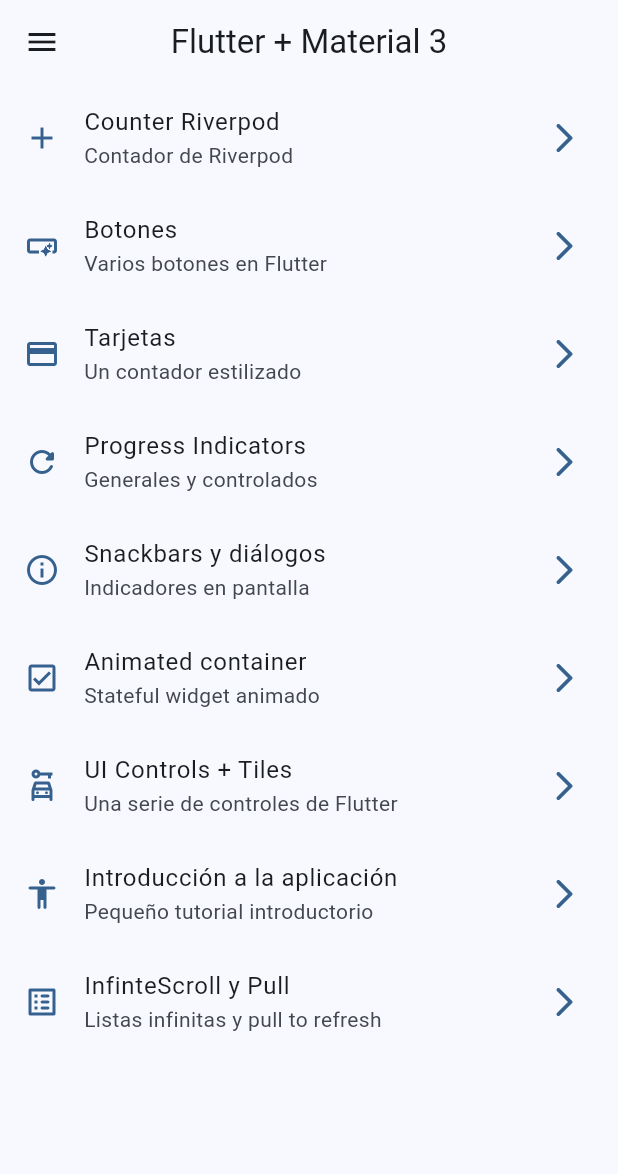
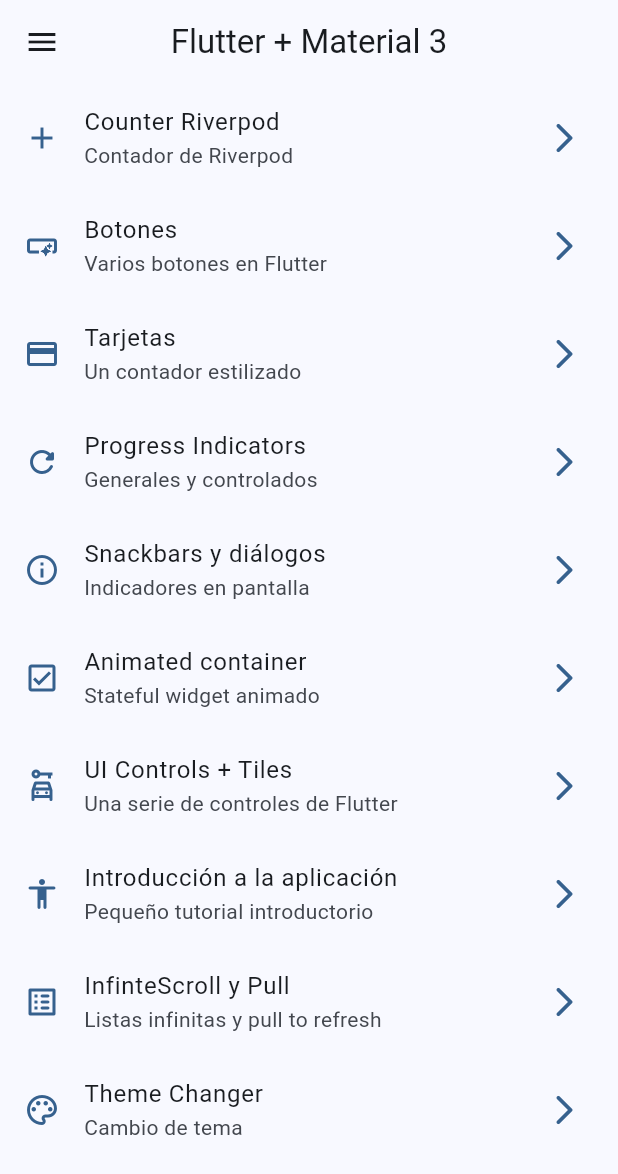
Before and after one commit to Corix5/widgets_app_flutter, a Flutter app: the screen it shows after launch, on a phone screen of 412 x 824 dp. Shown: the top 1174 px of the screen. Run offline on Flutter 3.47's test engine with Material 3 defaults, Android fonts, the phone set to English and light mode, and no system bars; our stand-ins replace animate_do, flutter_riverpod, go_router.

Commit message:
antes de state notifier

```diff
--- a/lib/config/router/app_router.dart
+++ b/lib/config/router/app_router.dart
@@ -56,5 +56,10 @@ final appRouter = GoRouter(
       name: CounterScreen.name,
       builder: (context, state) => CounterScreen(),
     ),
+    GoRoute(
+      path: '/theme-changer',
+      name: ThemeChangerScreen.name,
+      builder: (context, state) => ThemeChangerScreen(),
+    ),
   ],
 );
--- a/lib/config/theme/app_theme.dart
+++ b/lib/config/theme/app_theme.dart
@@ -14,13 +14,15 @@ const colorList = <Color>[
 
 class AppTheme {
   final int selectedColor;
+  final bool isDarkmode;
 
-  AppTheme({this.selectedColor = 0}):
+  AppTheme({this.selectedColor = 0, this.isDarkmode = false}):
     assert(selectedColor >= 0, 'Selected color must be greater than 0'),
     assert(selectedColor < colorList.length, 'Selected color must be less or equal than ${colorList.length - 1}');
 
   ThemeData getTheme() => ThemeData(
     useMaterial3: true,
+    brightness: isDarkmode ? Brightness.dark : Brightness.light,
     colorSchemeSeed: colorList[selectedColor],
     appBarTheme: AppBarTheme(
       centerTitle: true
--- a/lib/config/theme/menu/menu_items.dart
+++ b/lib/config/theme/menu/menu_items.dart
@@ -70,4 +70,10 @@ const appMenuItems = <MenuItems>[
     link: '/infinite',
     icon: Icons.list_alt_rounded,
   ),
+  MenuItems(
+    title: 'Theme Changer',
+    subtitle: 'Cambio de tema',
+    link: '/theme-changer',
+    icon: Icons.color_lens_outlined
+  ),
 ];
--- a/lib/main.dart
+++ b/lib/main.dart
@@ -2,21 +2,25 @@ import 'package:flutter/material.dart';
 import 'package:flutter_riverpod/flutter_riverpod.dart';
 import 'package:widgets_app/config/router/app_router.dart';
 import 'package:widgets_app/config/theme/app_theme.dart';
+import 'package:widgets_app/presentation/providers/theme_provider.dart';
 
 void main() {
   runApp(ProviderScope(child: MainApp()));
 }
 
-class MainApp extends StatelessWidget {
+class MainApp extends ConsumerWidget {
   const MainApp({super.key});
 
   @override
-  Widget build(BuildContext context) {
+  Widget build(BuildContext context, ref) {
+    final bool isDarkmode = ref.watch(themeProvider);
+    final int selectedColor = ref.watch(selectedColorProvider);
+
     return MaterialApp.router(
       title: 'Flutter Widgets',
       routerConfig: appRouter,
       debugShowCheckedModeBanner: false,
-      theme: AppTheme(selectedColor: 0).getTheme(),
+      theme: AppTheme(selectedColor: selectedColor, isDarkmode: isDarkmode).getTheme(),
     );
   }
 }
--- /dev/null
+++ b/lib/presentation/providers/theme_provider.dart
@@ -0,0 +1,9 @@
+import 'package:flutter_riverpod/flutter_riverpod.dart';
+import 'package:widgets_app/config/theme/app_theme.dart';
+
+final themeProvider = StateProvider((ref) => false);
+
+//Listado de colores inmutable
+final colorListProvider = Provider((ref) => colorList);
+
+final selectedColorProvider = StateProvider((ref) => 0);
--- a/lib/presentation/screens/screens.dart
+++ b/lib/presentation/screens/screens.dart
@@ -1,3 +1,4 @@
+export 'package:widgets_app/presentation/screens/theme_changer/theme_changer.dart';
 export 'package:widgets_app/presentation/screens/animated/animated_screen.dart';
 export 'package:widgets_app/presentation/screens/app_tutorial/app_tutorial_screen.dart';
 export 'package:widgets_app/presentation/screens/buttons/buttons_screen.dart';
```
Also changed, not shown: lib/presentation/screens/counter/counter_screen.dart (+26 -3 lines), lib/presentation/screens/theme_changer/theme_changer.dart (added, +59 -0 lines), 2 other files.
